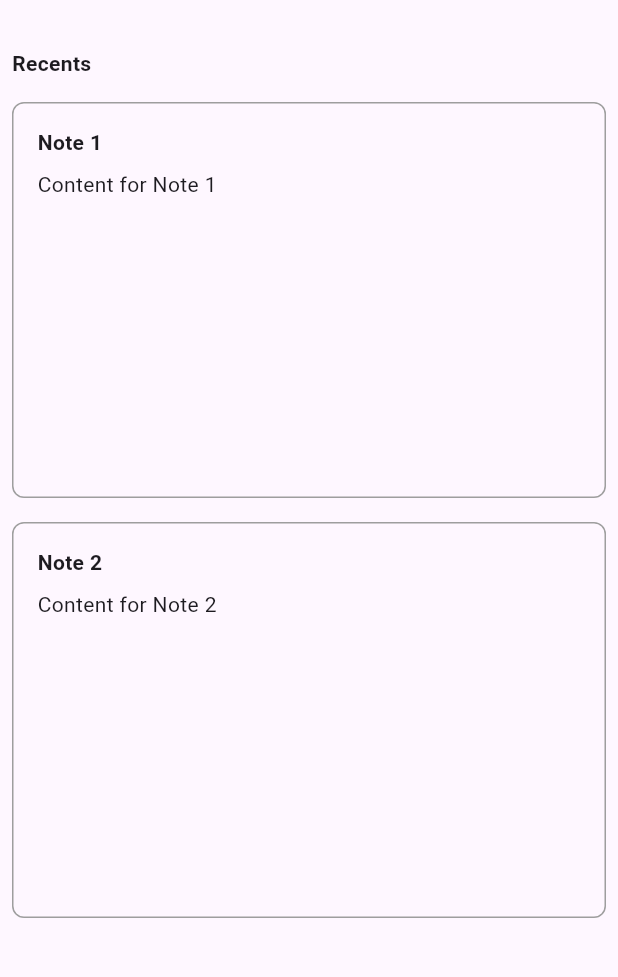
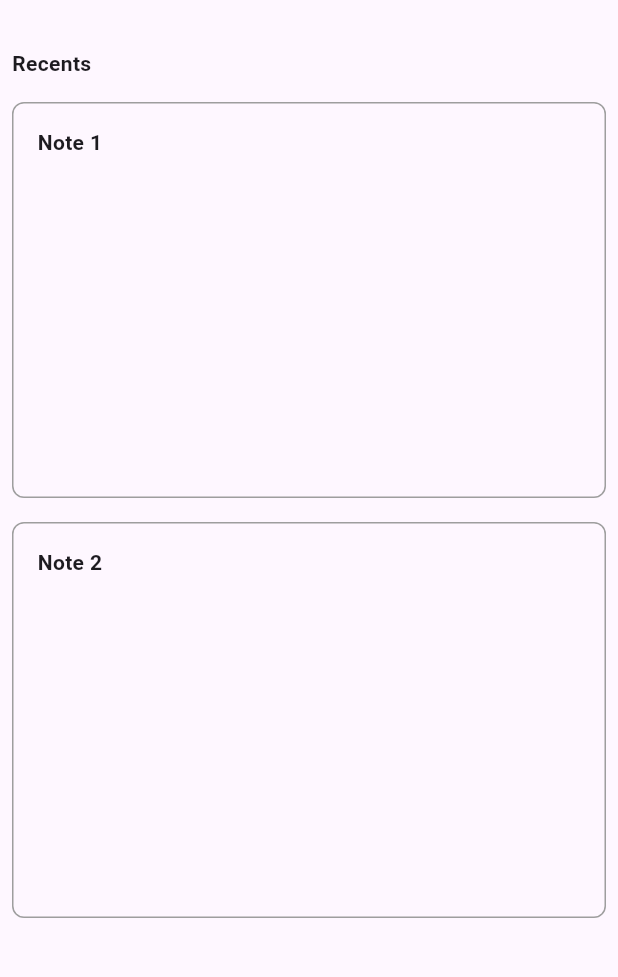
Before and after one commit to marccodesstuff/Trestle, a Flutter app: the screen it shows after launch, on a phone screen of 412 x 824 dp, the part 198-1175 px from its top. Run offline on Flutter 3.47's test engine with Material 3 defaults, Android fonts, the light colour scheme and no system bars; our stand-ins replace appwrite.

Commit message:
Removed the content portion of the document card widget

```diff
--- a/lib/screens/favorites_page.dart
+++ b/lib/screens/favorites_page.dart
@@ -43,12 +43,10 @@ class FavoritesPage extends StatelessWidget {
                     children: const [
                       // Replace with your actual favorites data
                       NoteCard(
-                        title: 'Favorite Document 1',
-                        content: 'Brief description of the document',
+                        title: 'Favorite Document 1'
                       ),
                       NoteCard(
-                        title: 'Favorite Document 2',
-                        content: 'Brief description of the document',
+                        title: 'Favorite Document 2'
                       ),
                       // ... more NoteCard widgets
                     ],
--- a/lib/screens/home_page.dart
+++ b/lib/screens/home_page.dart
@@ -55,8 +55,8 @@ class WelcomeScreen extends StatelessWidget {
                   mainAxisSpacing: 16.0,
                   childAspectRatio: 1.5,
                   children: const [
-                    NoteCard(title: 'Note 1', content: 'Content for Note 1'),
-                    NoteCard(title: 'Note 2', content: 'Content for Note 2'),
+                    NoteCard(title: 'Note 1'),
+                    NoteCard(title: 'Note 2'),
                     // ... other notes
                   ],
                     );
--- a/lib/widgets/note_card.dart
+++ b/lib/widgets/note_card.dart
@@ -2,9 +2,8 @@ import 'package:flutter/material.dart';
 
 class NoteCard extends StatelessWidget {
   final String title;
-  final String content;
 
-  const NoteCard({super.key, required this.title, required this.content});
+  const NoteCard({super.key, required this.title});
 
   @override
   Widget build(BuildContext context) {
@@ -22,8 +21,6 @@ class NoteCard extends StatelessWidget {
               title,
               style: const TextStyle(fontWeight: FontWeight.bold),
             ),
-            const SizedBox(height: 8),
-            Text(content),
           ],
         ),
       ),
```
